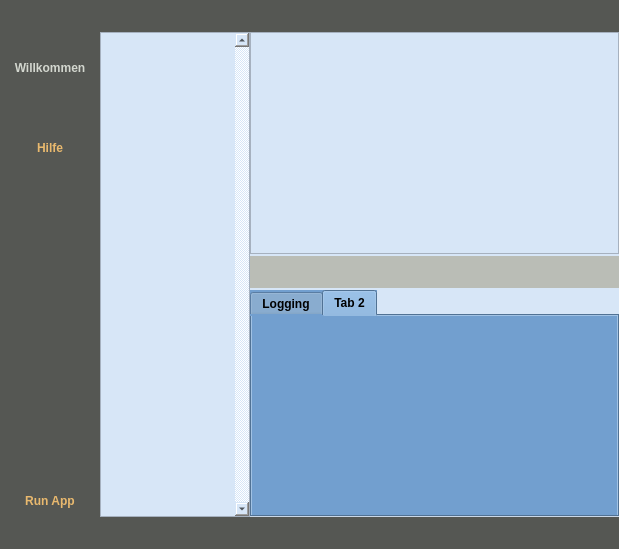
Above: haupt.ui from paule32/keyBase before the change. Below: the same form after it.
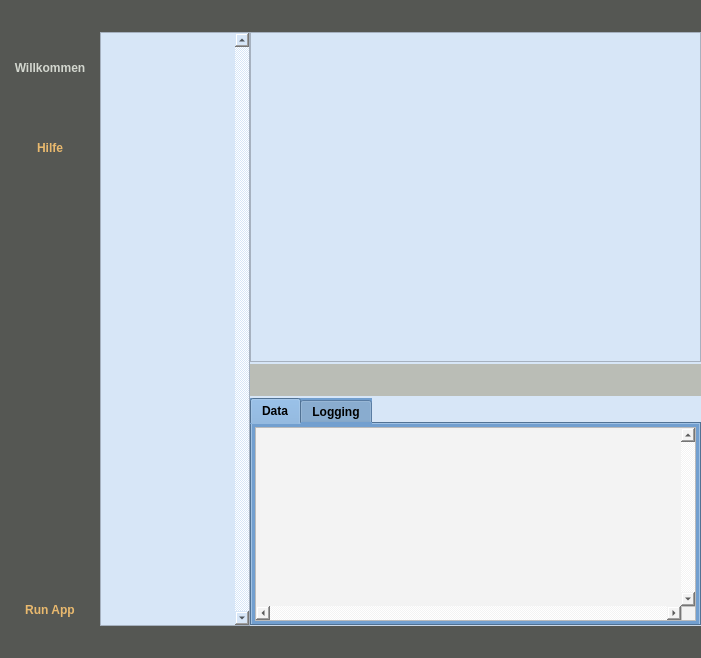
That is the form after the change. The open tabs and pages were chosen to show the change. Icons and pictures are not drawn. Custom widgets are drawn as their Qt base class.

Patch:
```diff
--- a/haupt.ui
+++ b/haupt.ui
@@ -6,8 +6,8 @@
    <rect>
     <x>0</x>
     <y>0</y>
-    <width>619</width>
-    <height>549</height>
+    <width>701</width>
+    <height>658</height>
    </rect>
   </property>
   <property name="windowTitle">
@@ -313,6 +313,51 @@
            <property name="currentIndex">
             <number>0</number>
            </property>
+           <widget class="QWidget" name="tab_4">
+            <attribute name="title">
+             <string>Data</string>
+            </attribute>
+            <layout class="QVBoxLayout" name="verticalLayout_10">
+             <property name="spacing">
+              <number>3</number>
+             </property>
+             <property name="leftMargin">
+              <number>3</number>
+             </property>
+             <property name="topMargin">
+              <number>3</number>
+             </property>
+             <property name="rightMargin">
+              <number>3</number>
+             </property>
+             <property name="bottomMargin">
+              <number>3</number>
+             </property>
+             <item>
+              <layout class="QVBoxLayout" name="verticalLayout_3">
+               <item>
+                <widget class="QPlainTextEdit" name="dataEdit">
+                 <property name="styleSheet">
+                  <string notr="true">background-color: rgb(243, 243, 243);</string>
+                 </property>
+                 <property name="verticalScrollBarPolicy">
+                  <enum>Qt::ScrollBarAlwaysOn</enum>
+                 </property>
+                 <property name="horizontalScrollBarPolicy">
+                  <enum>Qt::ScrollBarAlwaysOn</enum>
+                 </property>
+                 <property name="textInteractionFlags">
+                  <set>Qt::TextSelectableByKeyboard|Qt::TextSelectableByMouse</set>
+                 </property>
+                 <property name="backgroundVisible">
+                  <bool>false</bool>
+                 </property>
+                </widget>
+               </item>
+              </layout>
+             </item>
+            </layout>
+           </widget>
            <widget class="QWidget" name="tab_3">
             <property name="sizePolicy">
              <sizepolicy hsizetype="Preferred" vsizetype="Preferred">
@@ -424,11 +469,6 @@
              </item>
             </layout>
            </widget>
-           <widget class="QWidget" name="tab_4">
-            <attribute name="title">
-             <string>Tab 2</string>
-            </attribute>
-           </widget>
           </widget>
          </item>
         </layout>
```
